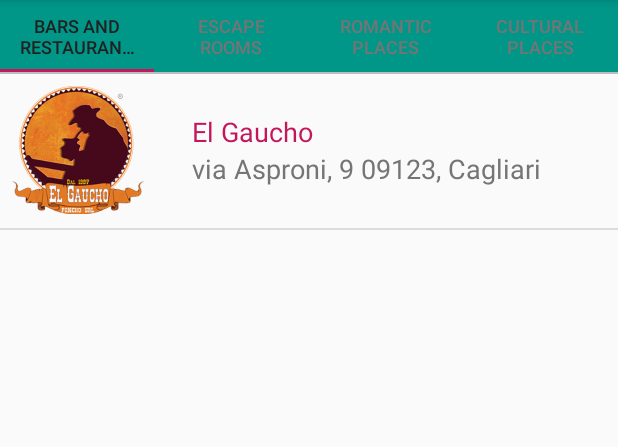
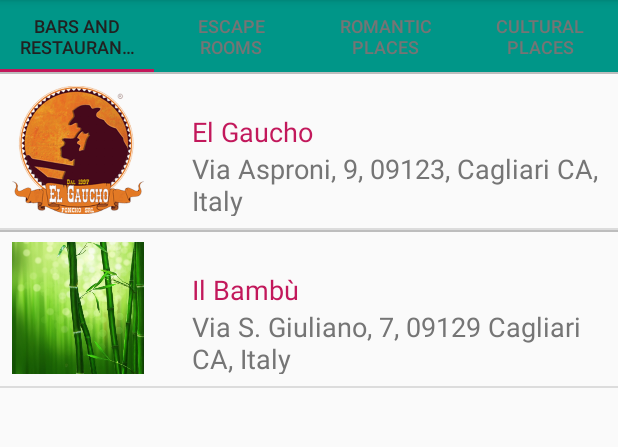
Before and after one commit to Melsara/HolidayEscape, an Android app: the screen it shows after launch (MainActivity), on a phone screen of 412 x 824 dp, the part 84-531 px from its top. Run offline under Robolectric (Android 15) with nearby library versions, the phone set to English and light mode, and no system bars.

Commit message:
Adding second Restaurant. Refactoring URL.

```diff
--- a/app/src/main/java/eu/escapeadvisor/holidayescape/BarsFragment.java
+++ b/app/src/main/java/eu/escapeadvisor/holidayescape/BarsFragment.java
@@ -18,11 +18,10 @@ import java.util.ArrayList;
 
 public class BarsFragment extends Fragment {
 
-    URL url1 = new URL("https://www.elgauchocagliari.com/");
     Context mContext;
 
 
-    public BarsFragment() throws MalformedURLException {
+    public BarsFragment() {
         // Required empty public constructor
     }
 
@@ -34,8 +33,10 @@ public class BarsFragment extends Fragment {
         View rootView = inflater.inflate(R.layout.activity_poi_list, container, false);
         final ArrayList<POI> bars = new ArrayList<>();
 
-        bars.add(new POI(mContext.getResources().getString(R.string.category_bars),getString(R.string.bar_name1), url1, getString(R.string.bar_email1), getString(R.string.bar_tel1),
+        bars.add(new POI(mContext.getResources().getString(R.string.category_bars),getString(R.string.bar_name1), getString(R.string.bar_url1), getString(R.string.bar_email1), getString(R.string.bar_tel1),
                 39.219303, 9.106513, R.drawable.gaucho, getString(R.string.bar_desc1),getString(R.string.bar_address1)));
+        bars.add(new POI(mContext.getResources().getString(R.string.category_bars),getString(R.string.bar_name2), getString(R.string.bar_url2), getString(R.string.bar_email2), getString(R.string.bar_tel2),
+                39.221331, 9.136219, R.drawable.bamboo, getString(R.string.bar_desc2),getString(R.string.bar_address2)));
 
         PoiAdapter barsAdapter = new PoiAdapter(getActivity(), bars);
         ListView listView = (ListView) rootView.findViewById(R.id.list);
@@ -46,10 +47,7 @@ public class BarsFragment extends Fragment {
             @Override
             public void onItemClick(AdapterView<?> adapterView, View view, int i, long l) {
                 POI bar = (POI) adapterView.getItemAtPosition(i);
-                URL url = url1;
-                for (int position = i; position > 1; position++) {
-                    url = bar.getUrl();
-                }
+                String url = bar.getUrl();
                 String category = bar.getCategory();
                 String name = bar.getName();
                 String email = bar.getEmail();
@@ -63,7 +61,7 @@ public class BarsFragment extends Fragment {
                 Intent openBarDetail = new Intent(getContext(), DetailsActivity.class);
 
                 Bundle bundle = new Bundle();
-                bundle.putString(GlobalConstants.URL_KEY, url.toString());
+                bundle.putString(GlobalConstants.URL_KEY, url);
                 bundle.putString(GlobalConstants.NAME_KEY, name);
                 bundle.putString(GlobalConstants.EMAIL_KEY, email);
                 bundle.putString(GlobalConstants.TEL_KEY, tel);
--- a/app/src/main/java/eu/escapeadvisor/holidayescape/CulturalFragment.java
+++ b/app/src/main/java/eu/escapeadvisor/holidayescape/CulturalFragment.java
@@ -19,10 +19,9 @@ import java.util.ArrayList;
  * A simple {@link Fragment} subclass.
  */
 public class CulturalFragment extends Fragment {
-    URL url1 = new URL("http://www.google.com/");
     Context mContext;
 
-    public CulturalFragment() throws MalformedURLException {
+    public CulturalFragment() {
         // Required empty public constructor
     }
 
@@ -34,7 +33,7 @@ public class CulturalFragment extends Fragment {
         View rootView = inflater.inflate(R.layout.activity_poi_list, container, false);
         final ArrayList<POI> culturals = new ArrayList<>();
 
-        culturals.add(new POI(mContext.getResources().getString(R.string.category_culturalPlaces),"Cultural1", url1, "email", "000000000",
+        culturals.add(new POI(mContext.getResources().getString(R.string.category_culturalPlaces),"Cultural1", "url", "email", "000000000",
                 0, 0, R.drawable.ic_launcher_background, "Lorem ipsum","address" ));
 
         PoiAdapter culturalsAdapter = new PoiAdapter(getActivity(), culturals);
--- a/app/src/main/java/eu/escapeadvisor/holidayescape/ErFragment.java
+++ b/app/src/main/java/eu/escapeadvisor/holidayescape/ErFragment.java
@@ -16,10 +16,9 @@ import java.net.URL;
 import java.util.ArrayList;
 
 public class ErFragment extends Fragment {
-    URL url1 = new URL("http://www.google.com/");
     Context mContext;
 
-    public ErFragment() throws MalformedURLException {
+    public ErFragment() {
         // Required empty public constructor
     }
 
@@ -31,7 +30,7 @@ public class ErFragment extends Fragment {
         View rootView = inflater.inflate(R.layout.activity_poi_list, container, false);
         final ArrayList<POI> ers = new ArrayList<>();
 
-        ers.add(new POI(mContext.getResources().getString(R.string.category_er),"ER1", url1, "email", "000000000",
+        ers.add(new POI(mContext.getResources().getString(R.string.category_er),"ER1", "url", "email", "000000000",
                 0, 0, R.drawable.ic_launcher_background, "Lorem ipsum","address" ));
 
         PoiAdapter ersAdapter = new PoiAdapter(getActivity(), ers);
--- a/app/src/main/java/eu/escapeadvisor/holidayescape/FragmentPagerAdapter.java
+++ b/app/src/main/java/eu/escapeadvisor/holidayescape/FragmentPagerAdapter.java
@@ -10,12 +10,12 @@ import java.net.MalformedURLException;
 public class FragmentPagerAdapter extends android.support.v4.app.FragmentPagerAdapter {
 
     Context mContext;
-    String [] tabTitles;
+    String[] tabTitles;
 
     public FragmentPagerAdapter(FragmentManager fm, Context context) {
         super(fm);
         mContext = context;
-        tabTitles = new String[] {mContext.getResources().getString(R.string.category_bars), mContext.getResources().getString(R.string.category_er),
+        tabTitles = new String[]{mContext.getResources().getString(R.string.category_bars), mContext.getResources().getString(R.string.category_er),
                 mContext.getResources().getString(R.string.category_romanticPlaces), mContext.getResources().getString(R.string.category_culturalPlaces)};
 
     }
@@ -25,44 +25,28 @@ public class FragmentPagerAdapter extends android.support.v4.app.FragmentPagerAd
         switch (position) {
 
             case 1:
-                try {
-                    return new ErFragment();
-                } catch (MalformedURLException e) {
-                    e.printStackTrace();
-                }
+                return new ErFragment();
 
             case 2:
-                try {
-                    return new RomanticFragment();
-                } catch (MalformedURLException e) {
-                    e.printStackTrace();
-                }
+                return new RomanticFragment();
 
             case 3:
-                try {
-                    return new CulturalFragment();
-                } catch (MalformedURLException e) {
-                    e.printStackTrace();
-                }
+                return new CulturalFragment();
+            default:
 
-            default:
-                try {
-                    return new BarsFragment();
-                } catch (MalformedURLException e) {
-                    e.printStackTrace();
-                }
+                return new BarsFragment();
         }
-        return null;
+
     }
 
-    @Override
-    public int getCount() {
-        return 4;
+        @Override
+        public int getCount () {
+            return 4;
+        }
+
+        @Nullable
+        @Override
+        public CharSequence getPageTitle ( int position){
+            return tabTitles[position];
+        }
     }
-
-    @Nullable
-    @Override
-    public CharSequence getPageTitle(int position) {
-        return tabTitles[position];
-    }
-}
--- a/app/src/main/java/eu/escapeadvisor/holidayescape/POI.java
+++ b/app/src/main/java/eu/escapeadvisor/holidayescape/POI.java
@@ -6,7 +6,7 @@ import java.net.URL;
 public class POI {
 
     private String mName;
-    private URL mUrl;
+    private String mStringUrl;
     private String mEmail;
     private String mTel;
     private double mLat;
@@ -30,10 +30,10 @@ public class POI {
      * @param address
      */
 
-    public POI (String category, String name, URL url, String email, String tel, double lat, double lng, int image, String description, String address) {
+    public POI (String category, String name, String url, String email, String tel, double lat, double lng, int image, String description, String address) {
         mCategory = category;
         mName = name;
-        mUrl = url;
+        mStringUrl = url;
         mEmail = email;
         mTel = tel;
         mLat = lat;
@@ -51,8 +51,8 @@ public class POI {
         return mName;
     }
 
-    public URL getUrl() {
-        return mUrl;
+    public String getUrl() {
+        return mStringUrl;
     }
 
     public String getEmail() {
--- a/app/src/main/java/eu/escapeadvisor/holidayescape/RomanticFragment.java
+++ b/app/src/main/java/eu/escapeadvisor/holidayescape/RomanticFragment.java
@@ -16,10 +16,9 @@ import java.net.URL;
 import java.util.ArrayList;
 
 public class RomanticFragment extends Fragment {
-    URL url1 = new URL("http://www.google.com/");
     Context mContext;
 
-    public RomanticFragment() throws MalformedURLException {
+    public RomanticFragment() {
         // Required empty public constructor
     }
 
@@ -31,7 +30,7 @@ public class RomanticFragment extends Fragment {
         View rootView = inflater.inflate(R.layout.activity_poi_list, container, false);
         final ArrayList<POI> romantics = new ArrayList<>();
 
-        romantics.add(new POI(mContext.getResources().getString(R.string.category_romanticPlaces),"Romantic1", url1, "email", "000000000",
+        romantics.add(new POI(mContext.getResources().getString(R.string.category_romanticPlaces),"Romantic1", "url", "email", "000000000",
                 0, 0, R.drawable.ic_launcher_background, "Lorem ipsum","address" ));
 
         PoiAdapter romanticsAdapter = new PoiAdapter(getActivity(), romantics);
--- a/app/src/main/res/values/strings.xml
+++ b/app/src/main/res/values/strings.xml
@@ -8,9 +8,15 @@
     <string name="category_culturalPlaces">Cultural Places</string>
     <string name="bar_name1">El Gaucho</string>
     <string name="bar_url1">https://www.elgauchocagliari.com/</string>
-    <string name="bar_email1">Not available</string>
+    <string name="bar_email1">Email not available</string>
     <string name="bar_tel1">+39 346.3073322</string>
     <string name="bar_desc1">Gianna, Sergio e sua moglie Valentina, aprono a Cagliari nel 1997, El Gaucho, che negli anni cresce grazie alla notorietà data da i propri clienti, assidui frequentatori del ristorante a pranzo, con la linea di pasti veloci e la qualità argentina, proposta più ampiamente a cena.
 Hanno tre priorità : cucinare buono, servire velocemente e garantire la qualità su i propri prodotti. Da allora ad oggi il metodo è sempre quello: impegno quotidiano d\’amore e buonumore, una stretta di mano appaga sempre questa passione di famiglia.</string>
-    <string name="bar_address1">via Asproni, 9 09123, Cagliari</string>
+    <string name="bar_address1">Via Asproni, 9, 09123, Cagliari CA, Italy</string>
+    <string name="bar_name2">Il Bambù</string>
+    <string name="bar_url2">Website not available</string>
+    <string name="bar_email2">Email not available</string>
+    <string name="bar_tel2">+39 070 494630</string>
+    <string name="bar_desc2">Pizzeria e ristorante storico di Cagliari, sempre ottimo. Gli antipasti misti di mare son consigliati, porzioni abbondanti e sfiziose delle più svariate specialità locali. È consigliata la prenotazione anche durante la settimana, essendo il posto molto gettonato anche tra i locali.</string>
+    <string name="bar_address2">Via S. Giuliano, 7, 09129 Cagliari CA, Italy</string>
 </resources>
```
Also changed, not shown: app/src/main/res/drawable-hdpi/bamboo.png (added), app/src/main/res/drawable-mdpi/bamboo.png (added), app/src/main/res/drawable-xhdpi/bamboo.png (added), app/src/main/res/drawable-xxhdpi/bamboo.png (added), app/src/main/res/drawable-xxxhdpi/bamboo.png (added).
